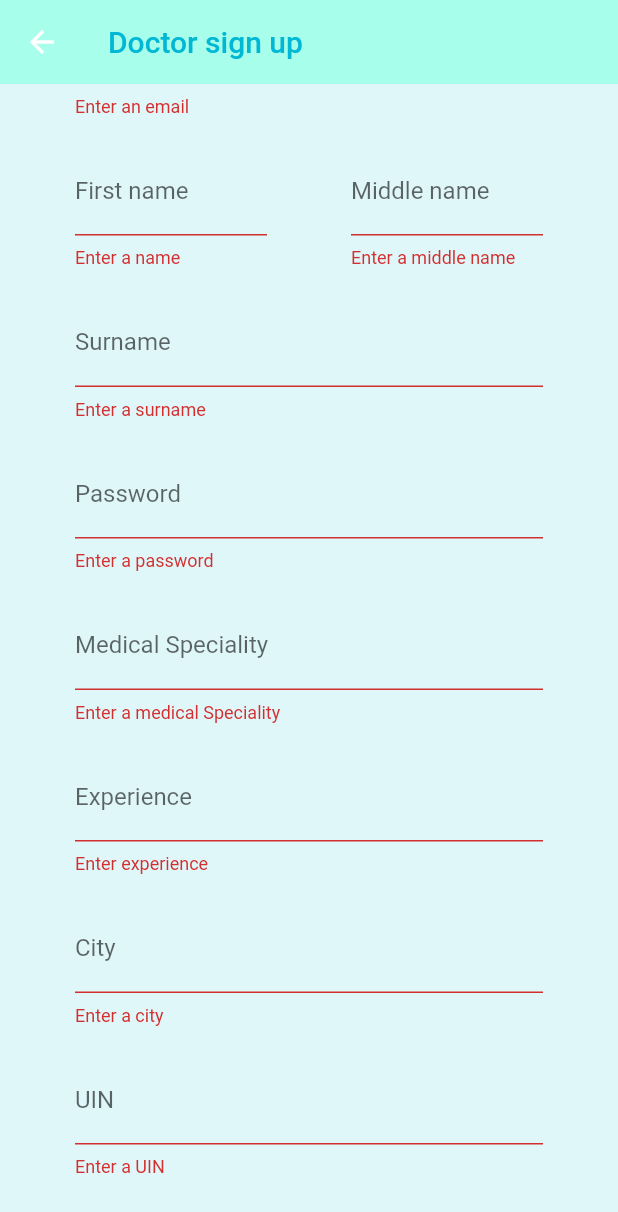
After one commit to DaniRogachev/MedNEX, a Flutter app: the RegisterDoc screen opened directly, scrolled down 89 dp, after a tap on "Register", on a phone screen of 412 x 824 dp. The commit adds this screen. Shown: the top 1212 px of the screen. Run offline on Flutter 3.47's test engine with Material 2 defaults, Android fonts, the phone set to English and light mode, and no system bars; our stand-ins replace cloud_firestore, firebase_auth, firebase_core; accounts and stored records are empty.

Commit message:
Doctor registration form done

```diff
--- a/med_nex/lib/Models/user.dart
+++ b/med_nex/lib/Models/user.dart
@@ -2,5 +2,6 @@ class RegularUser{
   final String uid;
   final String email;
 
+
   RegularUser(this.email, { required this.uid });
 }
--- /dev/null
+++ b/med_nex/lib/Screens/Authenticate/register_doc.dart
@@ -0,0 +1,317 @@
+import 'package:flutter/material.dart';
+import 'package:med_nex/Models/user.dart';
+import 'package:med_nex/Services/auth.dart';
+
+class RegisterDoc extends StatefulWidget {
+
+  const RegisterDoc({Key? key}) : super(key: key);
+
+  @override
+  _RegisterDocState createState() => _RegisterDocState();
+}
+
+class _RegisterDocState extends State<RegisterDoc> {
+  final AuthService _authService = AuthService();
+  final _formKey = GlobalKey<FormState>();
+
+  final FocusNode _emailFocusNode = FocusNode();
+  final FocusNode _usernameFocusNode = FocusNode();
+  final FocusNode _middleNameFocusNode = FocusNode();
+  final FocusNode _surnameFocusNode = FocusNode();
+  final FocusNode _passwordFocusNode = FocusNode();
+  final FocusNode _medicalSpecialtyFocusNode = FocusNode();
+  final FocusNode _experienceFocusNode = FocusNode();
+  final FocusNode _cityFocusNode = FocusNode();
+  final FocusNode _uinFocusNode = FocusNode();
+  final FocusNode _priceFocusNode = FocusNode();
+
+  _nextFocus(FocusNode focusNode){
+    FocusScope.of(context).requestFocus(focusNode);
+  }
+
+  late String email;
+  late String username;
+  late String middleName;
+  late String surname;
+  late String password;
+  late String medicalSpecialty;
+  late String experience;
+  late String city;
+  late String docUin;
+  late String price;
+
+  @override
+  Widget build(BuildContext context) {
+    return Scaffold(
+      resizeToAvoidBottomInset : true,
+      backgroundColor: Colors.cyan[50],
+      appBar: AppBar(
+          backgroundColor: Colors.tealAccent[100],
+          elevation: 0.0,
+          title: Text('Doctor sign up', style: TextStyle(
+            color: Colors.cyanAccent[700],
+          ))
+      ),
+      body: SingleChildScrollView(
+        padding: const EdgeInsets.symmetric(vertical: 20.0, horizontal: 50.0),
+        child: Form(
+          key: _formKey,
+          child: Column(
+              children: <Widget>[
+                const SizedBox(height: 10.0),
+                TextFormField(
+                    validator: (val){
+                      if(val!=null && val.isEmpty){
+                        return "Enter an email";
+                      }
+                      return null;
+                    },
+                    keyboardType: TextInputType.emailAddress,
+                    textInputAction: TextInputAction.next,
+                    focusNode: _emailFocusNode,
+                    onFieldSubmitted: (String value){
+                      _nextFocus(_usernameFocusNode);
+                    },
+                    decoration: const InputDecoration(
+                        border: UnderlineInputBorder(),
+                        labelText: 'Email'
+                    ),
+                    onChanged: (val){
+                      setState(() => email = val);
+                    }
+                ),
+                const SizedBox(height: 20.0),
+                Row(
+                  mainAxisSize: MainAxisSize.max,
+                  mainAxisAlignment: MainAxisAlignment.spaceBetween,
+                  children: <Widget>[
+                    SizedBox(
+                      width: 128,
+                      child: TextFormField(
+                          validator: (val){
+                            if(val!=null && val.isEmpty){
+                              return "Enter a name";
+                            }
+                            return null;
+                          },
+                          textInputAction: TextInputAction.next,
+                          focusNode: _usernameFocusNode,
+                          onFieldSubmitted: (String value){
+                            _nextFocus(_middleNameFocusNode);
+                          },
+                          decoration: const InputDecoration(
+                              border: UnderlineInputBorder(),
+                              labelText: 'First name'
+                          ),
+                          onChanged: (val){
+                            setState(() => username = val);
+                          }
+                      ),
+                    ),
+                    SizedBox(
+                      width: 128,
+                      child: TextFormField(
+                          validator: (val){
+                            if(val!=null && val.isEmpty){
+                              return "Enter a middle name";
+                            }
+                            return null;
+                          },
+                          textInputAction: TextInputAction.next,
+                          focusNode: _middleNameFocusNode,
+                          onFieldSubmitted: (String value){
+                            _nextFocus(_surnameFocusNode);
+                          },
+                          decoration: const InputDecoration(
+                              border: UnderlineInputBorder(),
+                              labelText: 'Middle name'
+                          ),
+                          onChanged: (val){
+                            setState(() => middleName = val);
+                          }
+                      ),
+                    ),
+                  ],
+                ),
+                const SizedBox(height: 20.0),
+                TextFormField(
+                    validator: (val){
+                      if(val!=null && val.isEmpty){
+                        return "Enter a surname";
+                      }
+                      return null;
+                    },
+                    textInputAction: TextInputAction.next,
+                    focusNode: _surnameFocusNode,
+                    onFieldSubmitted: (String value){
+                      _nextFocus(_passwordFocusNode);
+                    },
+                    decoration: const InputDecoration(
+                        border: UnderlineInputBorder(),
+                        labelText: 'Surname'
+                    ),
+                    onChanged: (val){
+                      setState(() => surname = val);
+                    }
+                ),
+                const SizedBox(height: 20.0),
+                TextFormField(
+                    validator: (val){
+                      if(val!=null && val.isEmpty){
+                        return "Enter a password";
+                      }
+                      else if(val != null && val.length<8){
+                        return "The password must be at least 8 characters";
+                      }
+                      return null;
+                    },
+                    textInputAction: TextInputAction.next,
+                    focusNode: _passwordFocusNode,
+                    onFieldSubmitted: (String value){
+                      _nextFocus(_medicalSpecialtyFocusNode);
+                    },
+                    decoration: const InputDecoration(
+                        border: UnderlineInputBorder(),
+                        labelText: 'Password'
+                    ),
+                    obscureText: true,
+                    onChanged: (val){
+                      setState(() => password = val);
+                    }
+                ),
+                const SizedBox(height: 20.0),
+                TextFormField(
+                    validator: (val){
+                      if(val!=null && val.isEmpty){
+                        return "Enter a medical Speciality";
+                      }
+                      return null;
+                    },
+                    textInputAction: TextInputAction.next,
+                    focusNode: _medicalSpecialtyFocusNode,
+                    onFieldSubmitted: (String value){
+                      _nextFocus(_experienceFocusNode);
+                    },
+                    decoration: const InputDecoration(
+                        border: UnderlineInputBorder(),
+                        labelText: 'Medical Speciality'
+                    ),
+                    onChanged: (val){
+                      setState(() => medicalSpecialty = val);
+                    }
+                ),
+                const SizedBox(height: 20.0),
+                TextFormField(
+                    validator: (val){
+                      if(val!=null && val.isEmpty){
+                        return "Enter experience";
+                      }
+                      return null;
+                    },
+                    textInputAction: TextInputAction.next,
+                    focusNode: _experienceFocusNode,
+                    onFieldSubmitted: (String value){
+                      _nextFocus(_cityFocusNode);
+                    },
+                    decoration: const InputDecoration(
+                        border: UnderlineInputBorder(),
+                        labelText: 'Experience'
+                    ),
+                    onChanged: (val){
+                      setState(() => experience = val);
+                    }
+                ),
+                const SizedBox(height: 20.0),
+                TextFormField(
+                    validator: (val){
+                      if(val!=null && val.isEmpty){
+                        return "Enter a city";
+                      }
+                      return null;
+                    },
+                    textInputAction: TextInputAction.next,
+                    focusNode: _cityFocusNode,
+                    onFieldSubmitted: (String value){
+                      _nextFocus(_uinFocusNode);
+                    },
+                    decoration: const InputDecoration(
+                        border: UnderlineInputBorder(),
+                        labelText: 'City'
+                    ),
+                    onChanged: (val){
+                      setState(() => city = val);
+                    }
+                ),
+                const SizedBox(height: 20.0),
+                TextFormField(
+                    validator: (val){
+                      if(val!=null && val.isEmpty){
+                        return "Enter a UIN";
+                      }
+                      return null;
+                    },
+                    textInputAction: TextInputAction.next,
+                    focusNode: _uinFocusNode,
+                    onFieldSubmitted: (String value){
+                      _nextFocus(_priceFocusNode);
+                    },
+                    decoration: const InputDecoration(
+                        border: UnderlineInputBorder(),
+                        labelText: 'UIN'
+                    ),
+                    onChanged: (val){
+                      setState(() => docUin = val);
+                    }
+                ),
+                const SizedBox(height: 20.0),
+                TextFormField(
+                    validator: (val){
+                      if(val!=null && val.isEmpty){
+                        return "Enter a price for consultations";
+                      }
+                      return null;
+                    },
+                    focusNode: _priceFocusNode,
+                    decoration: const InputDecoration(
+                        border: UnderlineInputBorder(),
+                        labelText: 'Consultation price (in leva)'
+                    ),
+                    keyboardType: TextInputType.number,
+                    onChanged: (val){
+                      setState(() => price = val);
+                    }
+                ),
+                const SizedBox(height: 20.0),
+                OutlinedButton(
+                  onPressed: () async{
+                    if(_formKey.currentState!.validate()){
+                      RegularUser? user = await _authService.doctorRegister(email, username, middleName, surname, password, medicalSpecialty, experience, city, docUin, price);
+                      if(user==null){
+                        print('There is an error');
+                      }else{
+                        Navigator.pop(context);
+                        print('Successful');
+                      }
+                    }else{
+                      print("There is something which is not working");
+                    }
+                  },
+                  child: const Text(
+                      'Register'
+                  ),
+                ),
+                TextButton(
+                    onPressed: (){
+                      Navigator.pop(context);
+                    },
+                    child: const Text(
+                        "Back"
+                    )
+                ),
+              ]
+          ),
+        ),
+      ),
+    );
+  }
+}
--- a/med_nex/lib/Screens/wrapper.dart
+++ b/med_nex/lib/Screens/wrapper.dart
@@ -15,7 +15,7 @@ class Wrapper extends StatelessWidget {
 
     final user = Provider.of<RegularUser?>(context);
     if(user == null){
-      return Authenticate();
+      return const Authenticate();
     }
     else{
       return Home();
--- a/med_nex/lib/Services/auth.dart
+++ b/med_nex/lib/Services/auth.dart
@@ -1,5 +1,7 @@
 import 'package:med_nex/Models/user.dart';
 import 'package:firebase_auth/firebase_auth.dart';
+import 'package:med_nex/Services/database.dart';
+
 
 class AuthService{
   final FirebaseAuth _auth = FirebaseAuth.instance;
@@ -12,10 +14,23 @@ class AuthService{
     return _auth.authStateChanges().map(_getRegularUser);
   }
 
-  Future emailRegister(String email, String password) async{
+  Future emailRegister(String email, String username, String password) async{
     try{
       UserCredential userCredential = await _auth.createUserWithEmailAndPassword(email: email, password: password);
       User? user = userCredential.user;
+      await DatabaseService().addUser(user!.uid, username, null, null, false, null, null, null, null, null);
+      return _getRegularUser(user);
+    }catch(e){
+      print(e);
+      return null;
+    }
+  }
+
+  Future doctorRegister(String email, String username, String middleName, String surname, String password, String medicalSpecialty, String experience, String city, String docUin, String price) async{
+    try{
+      UserCredential userCredential = await _auth.createUserWithEmailAndPassword(email: email, password: password);
+      User? user = userCredential.user;
+      await DatabaseService().addUser(user!.uid, username, middleName, surname, true, medicalSpecialty, int.parse(experience), city, docUin, price);
       return _getRegularUser(user);
     }catch(e){
       print(e);
--- /dev/null
+++ b/med_nex/lib/Services/database.dart
@@ -0,0 +1,22 @@
+import 'package:cloud_firestore/cloud_firestore.dart';
+
+class DatabaseService{
+  final CollectionReference users = FirebaseFirestore.instance.collection('users');
+
+
+  Future addUser(String uid, String username, String? middleName, String? surname, bool isDoctor, String? medicalSpecialty, int? experience, String? city, String? docUin, String? price) async {
+    return users.doc(uid).set({
+      'username': username,
+      'middleName': middleName,
+      'surname': surname,
+      'isDoctor': isDoctor,
+      'medicalSpecialty': medicalSpecialty,
+      'experience': experience,
+      'city': city,
+      'docUin': docUin,
+      'price': price,
+      'rating': 0,
+      'rates': 0
+    });
+  }
+}
--- a/med_nex/lib/main.dart
+++ b/med_nex/lib/main.dart
@@ -20,7 +20,7 @@ class MyApp extends StatelessWidget {
     return StreamProvider<RegularUser?>.value(
       value: AuthService().user,
       initialData: null,
-      child: MaterialApp(
+      child: const MaterialApp(
         home: Wrapper(),
       ),
     );
```
Also changed, not shown: med_nex/lib/Screens/Authenticate/register.dart (+44 -12 lines), med_nex/lib/Screens/Authenticate/sign_in.dart (+23 -9 lines), 1 other file.
